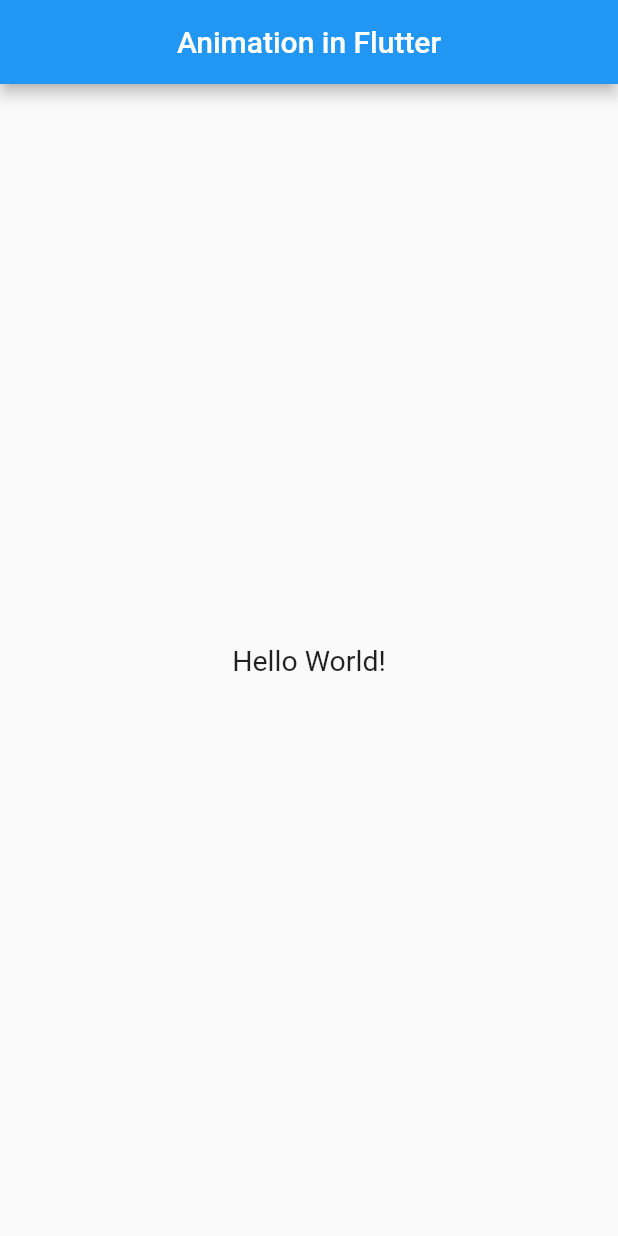
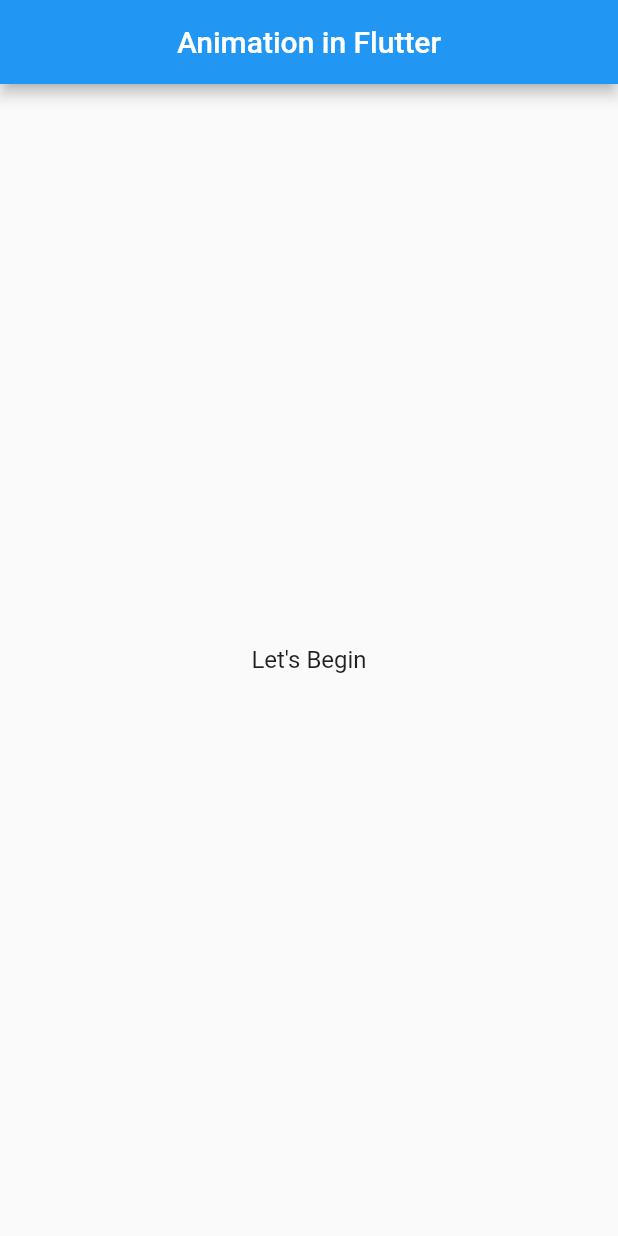
Before and after one commit to Akash187/Flutter_Animation, a Flutter app: the screen it shows after launch, on a phone screen of 412 x 824 dp. Run offline on Flutter 3.47's test engine with Material 2 defaults, Android fonts, the phone set to English and light mode, and no system bars.

Commit message:
Creating a counter Animation.

```diff
--- /dev/null
+++ b/lib/anim/counter_animation.dart
@@ -0,0 +1,52 @@
+import 'package:flutter/material.dart';
+
+
+class CounterAnimator extends StatefulWidget {
+  @override
+  _CounterAnimatorState createState() => _CounterAnimatorState();
+}
+
+class _CounterAnimatorState extends State<CounterAnimator> with SingleTickerProviderStateMixin {
+  AnimationController _controller;
+  Animation<double> animation;
+
+  int _counter = 0;
+
+  @override
+  void initState() {
+    super.initState();
+    _controller = AnimationController(
+      vsync: this,
+      duration: Duration(seconds: 3),
+    );
+    animation = new CurvedAnimation(parent: _controller, curve: Curves.easeIn);
+    _controller.addListener((){
+      this.setState((){
+        _counter++;
+        debugPrint("print $_counter");
+      });
+    });
+  }
+
+  @override
+  void dispose() {
+    _controller.dispose();
+    super.dispose();
+  }
+
+  @override
+  Widget build(BuildContext context) {
+    return new GestureDetector(
+      child: Text(
+        _controller.isAnimating
+            ? (_counter).toStringAsFixed(2) : "Let's Begin",
+        style: TextStyle(
+          fontSize: 24.0 * _controller.value + 16.0
+        ),
+      ),
+      onTap: (){
+        _controller.forward(from: 0.0);
+      },
+    );
+  }
+}
--- a/lib/main.dart
+++ b/lib/main.dart
@@ -1,4 +1,5 @@
 import 'package:flutter/material.dart';
+import 'anim/counter_animation.dart';
 
 void main() => runApp(new MyApp());
 
@@ -25,32 +26,7 @@ class MyHomePage extends StatefulWidget {
   _MyHomePageState createState() => new _MyHomePageState();
 }
 
-class _MyHomePageState extends State<MyHomePage> with SingleTickerProviderStateMixin{
-  AnimationController controller;
-  Animation<double> animation;
-
-  @override
-  void initState() {
-    // TODO: implement initState
-    super.initState();
-    controller = new AnimationController(
-      vsync: this,
-      duration: const Duration(milliseconds: 1800),
-    );
-    animation = new CurvedAnimation(parent: controller, curve: Curves.easeIn)..addListener((){
-      setState(() {
-        debugPrint("Running ${controller.value}");
-      });
-    });
-    controller.forward();
-  }
-
-  @override
-  void dispose() {
-    // TODO: implement dispose
-    super.dispose();
-    controller.dispose();
-  }
+class _MyHomePageState extends State<MyHomePage> {
 
   @override
   Widget build(BuildContext context) {
@@ -59,14 +35,7 @@ class _MyHomePageState extends State<MyHomePage> with SingleTickerProviderStateM
         title: new Text(widget.title),
         centerTitle: true,
       ),
-      body: new Center(
-        child: Text(
-          "Hello World!",
-          style: TextStyle(
-            fontSize: 19.0 * animation.value
-          ),
-        ),
-      )
-    );
+      body: Center(child: new CounterAnimator())
+      );
   }
 }
```
